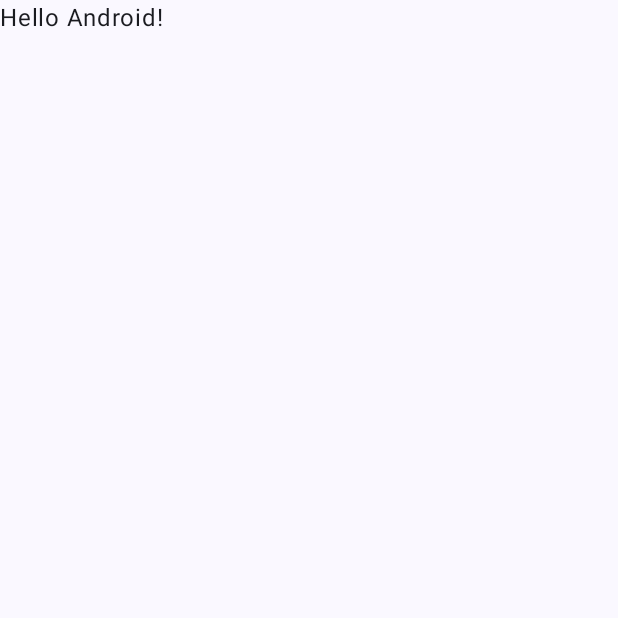
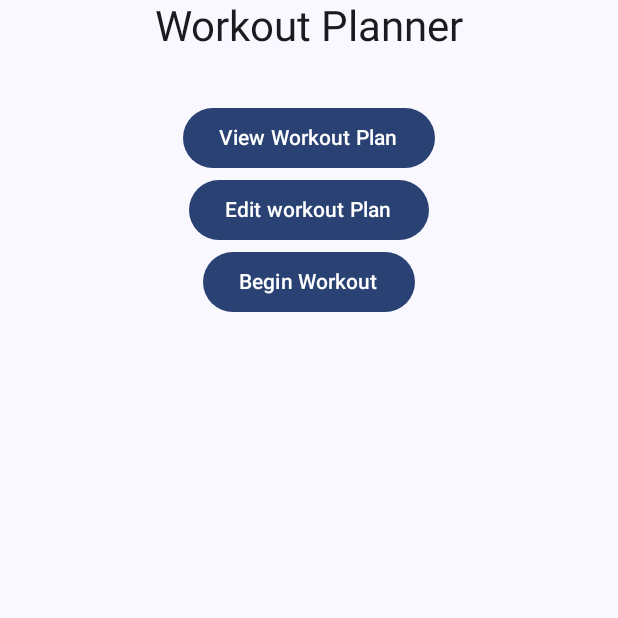
Before and after one commit to S00271237/MobileAppProject, an Android app built with Jetpack Compose: the screen it shows after launch (MainActivity), on a phone screen of 412 x 824 dp, the top half of it. Before the commit the part shown is almost empty. Run offline under Robolectric (Android 15) with nearby library versions, the phone set to English and light mode, and no system bars.

Commit message:
Added basic buttons with blank lambdas for navigation in the future

```diff
--- /dev/null
+++ b/app/src/main/java/com/example/mobileappproject/HomeScreen.kt
@@ -0,0 +1,69 @@
+package com.example.mobileappproject
+
+import androidx.compose.foundation.gestures.scrollable
+import androidx.compose.foundation.layout.Arrangement
+import androidx.compose.foundation.layout.Column
+import androidx.compose.foundation.layout.Spacer
+import androidx.compose.foundation.layout.fillMaxSize
+import androidx.compose.foundation.layout.padding
+import androidx.compose.material3.Button
+import androidx.compose.material3.MaterialTheme
+import androidx.compose.material3.Text
+import androidx.compose.runtime.Composable
+import androidx.compose.ui.Alignment
+import androidx.compose.ui.Modifier
+import androidx.compose.ui.keepScreenOn
+import androidx.compose.ui.res.dimensionResource
+import androidx.compose.ui.res.stringResource
+import androidx.compose.ui.tooling.preview.Preview
+import androidx.compose.ui.unit.dp
+import com.example.mobileappproject.ui.theme.MobileAppProjectTheme
+
+
+@Composable
+fun HomeScreen(
+    onSeePlansClicked: () -> Unit,
+    onEditPlanClicked: () -> Unit,
+    onBeginWorkoutClicked: () -> Unit,
+    modifier: Modifier = Modifier
+) {
+    Column(
+        modifier = Modifier.fillMaxSize(),
+        horizontalAlignment = Alignment.CenterHorizontally
+    ) {
+        Text(
+            stringResource(R.string.home_title),
+            style = MaterialTheme.typography.headlineMedium
+        )
+        Spacer(
+            modifier = Modifier.padding(16.dp)
+        )
+        Button(
+            onClick = onSeePlansClicked
+        ) {
+            Text(stringResource(R.string.see_workout_plans))
+        }
+        Button(
+            onClick = onEditPlanClicked
+        ) {
+            Text(stringResource(R.string.edit_workout_plan))
+        }
+        Button(
+            onClick = onBeginWorkoutClicked
+        ) {
+            Text(stringResource(R.string.begin_workout))
+        }
+    }
+}
+
+@Preview(showBackground = true)
+@Composable
+fun HomeScreenPreview() {
+    MobileAppProjectTheme(){
+        HomeScreen(
+            onSeePlansClicked = {},
+            onEditPlanClicked = {},
+            onBeginWorkoutClicked = {}
+        )
+    }
+}
--- a/app/src/main/java/com/example/mobileappproject/MainActivity.kt
+++ b/app/src/main/java/com/example/mobileappproject/MainActivity.kt
@@ -18,30 +18,16 @@ class MainActivity : ComponentActivity() {
         super.onCreate(savedInstanceState)
         enableEdgeToEdge()
         setContent {
-            MobileAppProjectTheme {
-                Scaffold(modifier = Modifier.fillMaxSize()) { innerPadding ->
-                    Greeting(
-                        name = "Android",
-                        modifier = Modifier.padding(innerPadding)
-                    )
-                }
+        MobileAppProjectTheme {
+            Scaffold(modifier = Modifier.fillMaxSize()) { innerPadding ->
+                HomeScreen(
+                    onSeePlansClicked = {},
+                    onEditPlanClicked = {},
+                    onBeginWorkoutClicked = {},
+                    modifier = Modifier.padding(innerPadding)
+                )
+            }
             }
         }
     }
 }
-
-@Composable
-fun Greeting(name: String, modifier: Modifier = Modifier) {
-    Text(
-        text = "Hello $name!",
-        modifier = modifier
-    )
-}
-
-@Preview(showBackground = true)
-@Composable
-fun GreetingPreview() {
-    MobileAppProjectTheme {
-        Greeting("Android")
-    }
-}
--- a/app/src/main/res/values/strings.xml
+++ b/app/src/main/res/values/strings.xml
@@ -1,3 +1,7 @@
 <resources>
     <string name="app_name">MobileAppProject</string>
+    <string name="home_title">Workout Planner</string>
+    <string name="see_workout_plans">View Workout Plan</string>
+    <string name="edit_workout_plan">Edit workout Plan</string>
+    <string name="begin_workout">Begin Workout</string>
 </resources>
```
